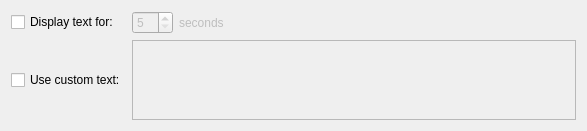
The window that client/src/ui/widgets/business/show_text_overlay_action_widget.ui (networkoptix/nx_open) describes before a commit, drawn with Qt 5.
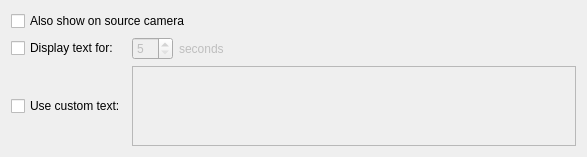
The same window after the commit.

Commit message:
VMS-1664:User should be able to configure text overlay on source cameras
<==== Mercurial data ====>
Branch: dev_2.5.0_gui

Diff of the .ui file:
```diff
--- a/client/src/ui/widgets/business/show_text_overlay_action_widget.ui
+++ b/client/src/ui/widgets/business/show_text_overlay_action_widget.ui
@@ -7,21 +7,47 @@
     <x>0</x>
     <y>0</y>
     <width>587</width>
-    <height>124</height>
+    <height>147</height>
    </rect>
   </property>
   <property name="windowTitle">
    <string/>
   </property>
   <layout class="QGridLayout" name="gridLayout">
-   <item row="0" column="0">
+   <item row="1" column="0">
     <widget class="QCheckBox" name="fixedDurationCheckBox">
      <property name="text">
       <string>Display text for:</string>
      </property>
     </widget>
    </item>
-   <item row="0" column="1">
+   <item row="2" column="0">
+    <widget class="QCheckBox" name="customTextCheckBox">
+     <property name="text">
+      <string>Use custom text:</string>
+     </property>
+    </widget>
+   </item>
+   <item row="2" column="1">
+    <widget class="QPlainTextEdit" name="customTextEdit">
+     <property name="enabled">
+      <bool>false</bool>
+     </property>
+     <property name="sizePolicy">
+      <sizepolicy hsizetype="Expanding" vsizetype="Fixed">
+       <horstretch>0</horstretch>
+       <verstretch>0</verstretch>
+      </sizepolicy>
+     </property>
+     <property name="maximumSize">
+      <size>
+       <width>16777215</width>
+       <height>80</height>
+      </size>
+     </property>
+    </widget>
+   </item>
+   <item row="1" column="1">
     <widget class="QWidget" name="durationWidget" native="true">
      <property name="enabled">
       <bool>false</bool>
@@ -62,29 +88,10 @@
      </layout>
     </widget>
    </item>
-   <item row="1" column="0">
-    <widget class="QCheckBox" name="customTextCheckBox">
+   <item row="0" column="0" colspan="2">
+    <widget class="QCheckBox" name="useSourceCheckBox">
      <property name="text">
-      <string>Use custom text:</string>
-     </property>
-    </widget>
-   </item>
-   <item row="1" column="1">
-    <widget class="QPlainTextEdit" name="customTextEdit">
-     <property name="enabled">
-      <bool>false</bool>
-     </property>
-     <property name="sizePolicy">
-      <sizepolicy hsizetype="Expanding" vsizetype="Fixed">
-       <horstretch>0</horstretch>
-       <verstretch>0</verstretch>
-      </sizepolicy>
-     </property>
-     <property name="maximumSize">
-      <size>
-       <width>16777215</width>
-       <height>80</height>
-      </size>
+      <string>Also show on source camera</string>
      </property>
     </widget>
    </item>
```
The commit also changes 3 other files.
